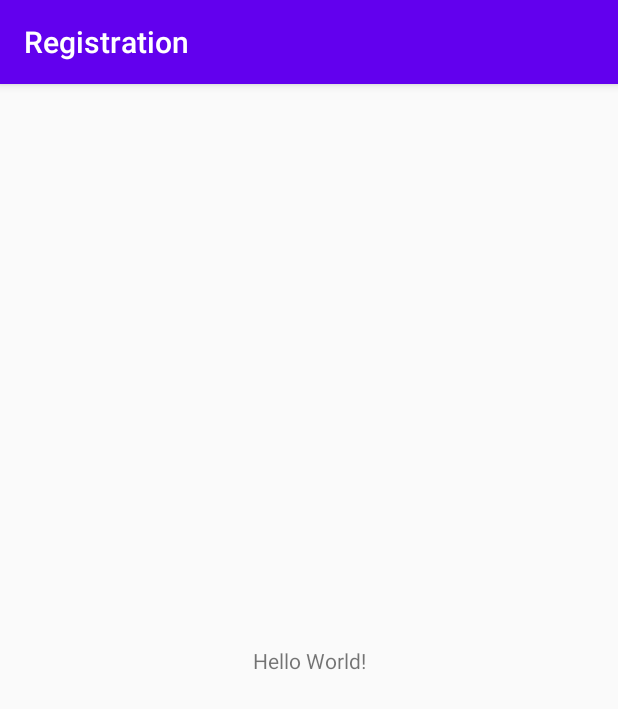
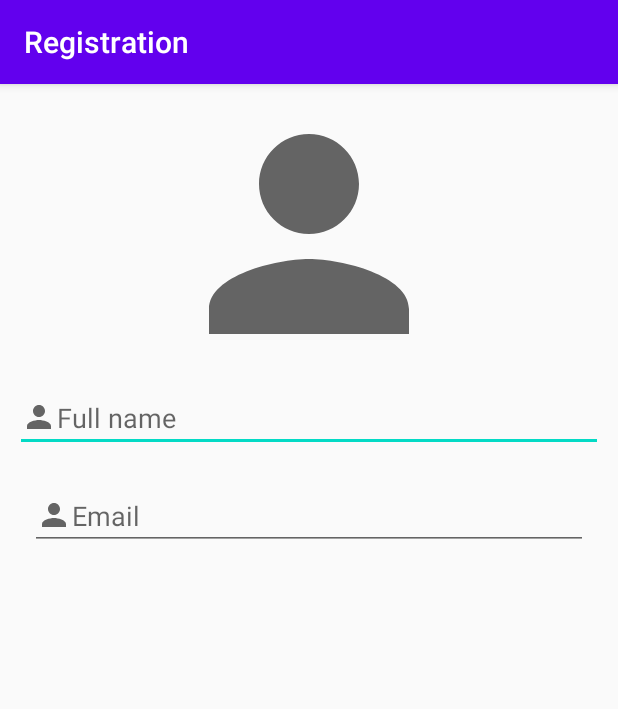
Before and after one commit to myktybayev/jihc_lesson, an Android app: the screen it shows after launch (MainActivity), on a phone screen of 412 x 824 dp. Shown: the top 709 px of the screen. Run offline under Robolectric (Android 15) with nearby library versions, the phone set to English and light mode, and no system bars.

Commit message:
registation design start

```diff
--- /dev/null
+++ b/app/src/main/res/drawable/ic_baseline_person_24.xml
@@ -0,0 +1,10 @@
+<vector xmlns:android="http://schemas.android.com/apk/res/android"
+    android:width="24dp"
+    android:height="24dp"
+    android:viewportWidth="24"
+    android:viewportHeight="24"
+    android:tint="?attr/colorControlNormal">
+  <path
+      android:fillColor="@android:color/white"
+      android:pathData="M12,12c2.21,0 4,-1.79 4,-4s-1.79,-4 -4,-4 -4,1.79 -4,4 1.79,4 4,4zM12,14c-2.67,0 -8,1.34 -8,4v2h16v-2c0,-2.66 -5.33,-4 -8,-4z"/>
+</vector>
--- a/app/src/main/res/layout/activity_main.xml
+++ b/app/src/main/res/layout/activity_main.xml
@@ -1,18 +1,38 @@
 <?xml version="1.0" encoding="utf-8"?>
-<androidx.constraintlayout.widget.ConstraintLayout xmlns:android="http://schemas.android.com/apk/res/android"
+<LinearLayout
+    xmlns:android="http://schemas.android.com/apk/res/android"
     xmlns:app="http://schemas.android.com/apk/res-auto"
     xmlns:tools="http://schemas.android.com/tools"
     android:layout_width="match_parent"
+    android:orientation="vertical"
     android:layout_height="match_parent"
     tools:context=".MainActivity">
 
-    <TextView
-        android:layout_width="wrap_content"
+    <ImageView
+        android:layout_width="200dp"
+        android:layout_height="200dp"
+        android:layout_gravity="center"
+        android:src="@drawable/ic_baseline_person_24"/>
+
+    <EditText
+        android:layout_width="match_parent"
         android:layout_height="wrap_content"
-        android:text="Hello World!"
-        app:layout_constraintBottom_toBottomOf="parent"
-        app:layout_constraintLeft_toLeftOf="parent"
-        app:layout_constraintRight_toRightOf="parent"
-        app:layout_constraintTop_toTopOf="parent" />
+        android:ems="10"
+        android:layout_marginLeft="10dp"
+        android:layout_marginRight="10dp"
+        android:inputType="textPersonName"
+        android:drawableLeft="@drawable/ic_baseline_person_24"
+        android:hint="Full name" />
 
-</androidx.constraintlayout.widget.ConstraintLayout>
+    <EditText
+        android:layout_width="match_parent"
+        android:layout_height="wrap_content"
+        android:ems="10"
+        android:layout_margin="20dp"
+        android:layout_marginLeft="10dp"
+        android:layout_marginRight="10dp"
+        android:inputType="textPersonName"
+        android:drawableLeft="@drawable/ic_baseline_person_24"
+        android:hint="Email" />
+
+</LinearLayout>
```
